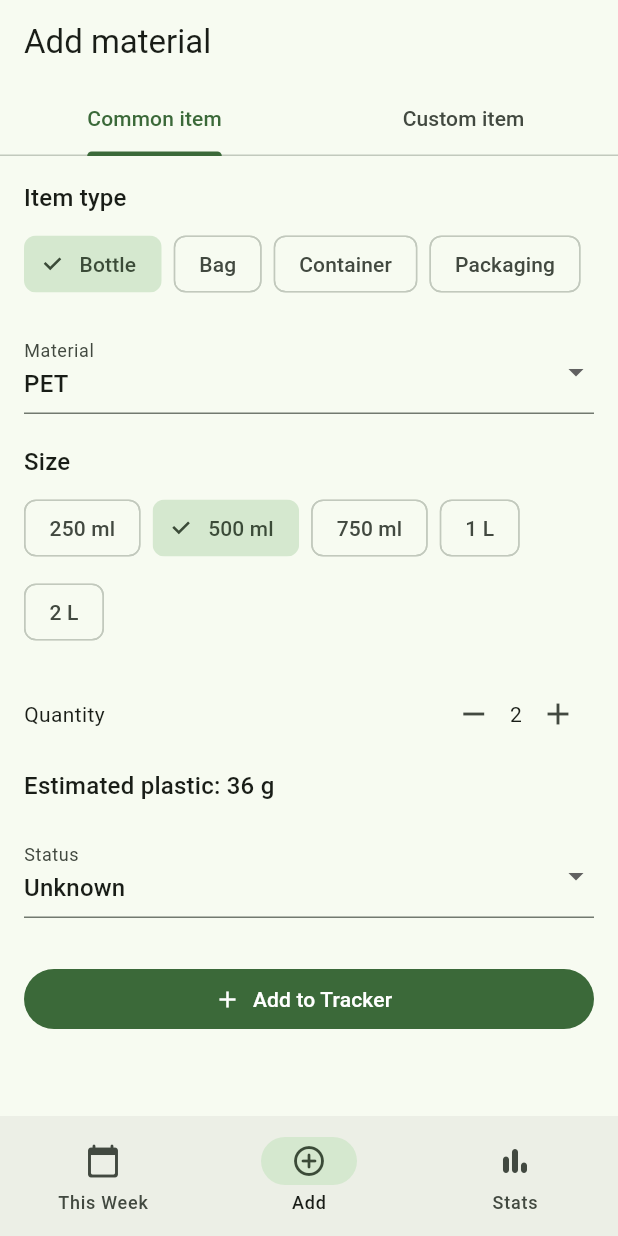
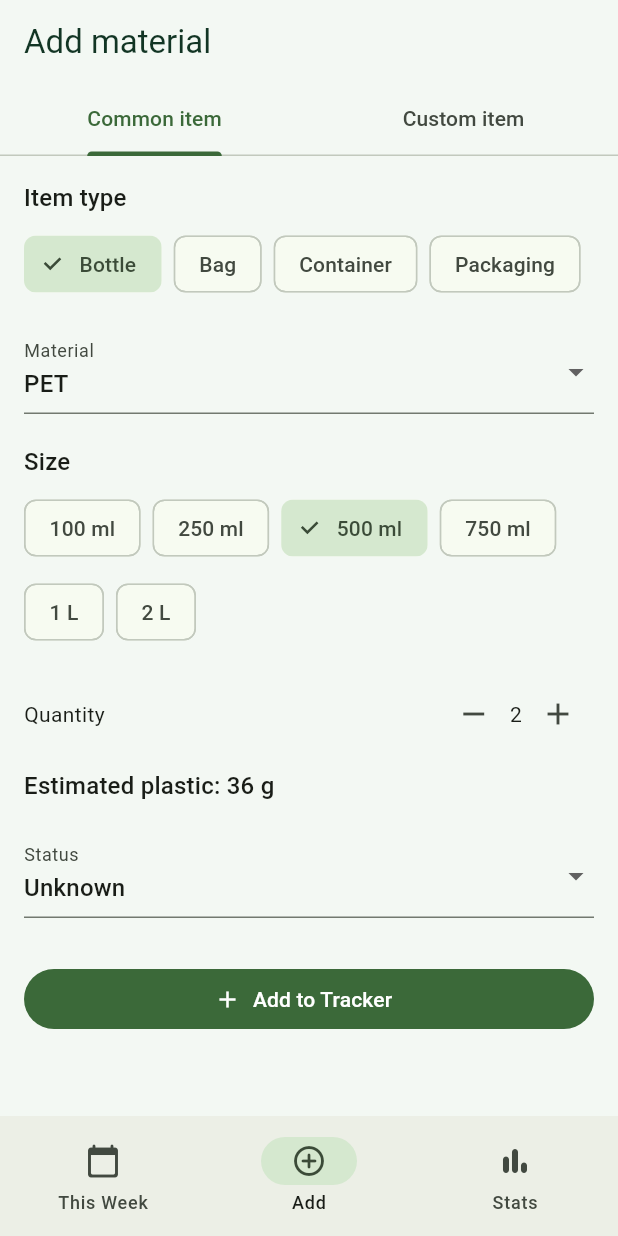
Before and after one commit to aishveersinghgill/EcoTrace, a Flutter app: the screen it shows after launch, item 2 of the bottom bar chosen, after a tap on the "add" icon, on a phone screen of 412 x 824 dp. Run offline on Flutter 3.47's test engine with Material 3 defaults, Android fonts, the phone set to English and light mode, and no system bars; our stand-ins replace fl_chart.

Commit message:
Fixed issues

```diff
--- a/lib/main.dart
+++ b/lib/main.dart
@@ -34,13 +34,40 @@
       themeMode: _themeMode,
       theme: ThemeData(
         useMaterial3: true,
-        colorSchemeSeed: Colors.green,
-        brightness: Brightness.light,
+        colorScheme: ColorScheme.fromSeed(
+          seedColor: Colors.green,
+          brightness: Brightness.light,
+        ),
+        scaffoldBackgroundColor: const Color(0xFFF3F8F3),
+        appBarTheme: const AppBarTheme(
+          backgroundColor: Color(0xFFF3F8F3),
+          foregroundColor: Color(0xFF123524),
+        ),
+        cardTheme: CardThemeData(
+          elevation: 1.5,
+          shape: RoundedRectangleBorder(
+            borderRadius: BorderRadius.circular(18),
+          ),
+        ),
       ),
       darkTheme: ThemeData(
         useMaterial3: true,
-        colorSchemeSeed: Colors.green,
-        brightness: Brightness.dark,
+        colorScheme: ColorScheme.fromSeed(
+          seedColor: Colors.green,
+          brightness: Brightness.dark,
+        ),
+        scaffoldBackgroundColor: const Color(0xFF0B1210),
+        appBarTheme: const AppBarTheme(
+          backgroundColor: Color(0xFF0B1210),
+          foregroundColor: Colors.white,
+        ),
+        cardTheme: CardThemeData(
+          color: const Color(0xFF15251E),
+          elevation: 0,
+          shape: RoundedRectangleBorder(
+            borderRadius: BorderRadius.circular(18),
+          ),
+        ),
       ),
       home: HomePage(
         records: _records,
@@ -294,10 +321,18 @@
                       height: 220,
                       child: LineChart(
                         LineChartData(
+                          minY: 0,
                           gridData: FlGridData(show: true),
                           titlesData: FlTitlesData(
                             leftTitles: AxisTitles(
-                              sideTitles: SideTitles(showTitles: true, reservedSize: 36),
+                              sideTitles: SideTitles(
+                                showTitles: true,
+                                reservedSize: 36,
+                                interval: 20,
+                                getTitlesWidget: (value, meta) {
+                                  return Text(value.toInt().toString(), style: const TextStyle(fontSize: 10));
+                                },
+                              ),
                             ),
                             bottomTitles: AxisTitles(
                               sideTitles: SideTitles(
@@ -394,7 +429,7 @@
     return Container(
       padding: const EdgeInsets.all(16),
       decoration: BoxDecoration(
-        color: color.withValues(alpha: 0.12),
+        color: color.withValues(alpha: 0.14),
         borderRadius: BorderRadius.circular(16),
       ),
       child: Column(
@@ -428,7 +463,7 @@
       padding: const EdgeInsets.all(12),
       decoration: BoxDecoration(
         borderRadius: BorderRadius.circular(12),
-        color: color.withValues(alpha: 0.1),
+        color: color.withValues(alpha: 0.12),
       ),
       child: Column(
         children: [
@@ -858,7 +893,20 @@
                   height: 220,
                   child: LineChart(
                     LineChartData(
+                      minY: 0,
                       gridData: FlGridData(show: true),
+                      titlesData: FlTitlesData(
+                        leftTitles: AxisTitles(
+                          sideTitles: SideTitles(
+                            showTitles: true,
+                            reservedSize: 36,
+                            interval: 10,
+                            getTitlesWidget: (value, meta) {
+                              return Text(value.toInt().toString(), style: const TextStyle(fontSize: 10));
+                            },
+                          ),
+                        ),
+                      ),
                       borderData: FlBorderData(show: false),
                       lineBarsData: [
                         LineChartBarData(
--- a/lib/plastic_data.dart
+++ b/lib/plastic_data.dart
@@ -361,7 +361,7 @@
 
 List<String> getItemSizes(String type, String material) {
   final base = {
-    'Bottle': ['250 ml', '500 ml', '750 ml', '1 L', '2 L'],
+    'Bottle': ['100 ml', '250 ml', '500 ml', '750 ml', '1 L', '2 L'],
     'Bag': ['Small', 'Medium', 'Large'],
     'Container': ['250 ml', '500 ml', '1 L', '2 L'],
     'Packaging': ['Small', 'Medium', 'Large'],
@@ -378,6 +378,7 @@
   };
 
   final sizeMultiplier = {
+    '100 ml': 0.5,
     '250 ml': 0.7,
     '500 ml': 1.0,
     '750 ml': 1.4,
--- a/pubspec.yaml
+++ b/pubspec.yaml
@@ -13,6 +13,7 @@
 dev_dependencies:
   flutter_test:
     sdk: flutter
+  flutter_lints: ^3.0.0
 
 flutter:
   uses-material-design: true
```
Also changed, not shown: analysis_options.yaml (added, +34 -0 lines), pubspec.lock, 62 other files.
